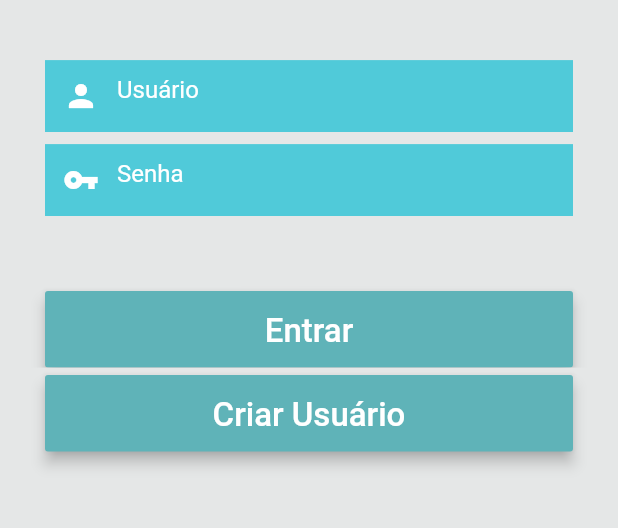
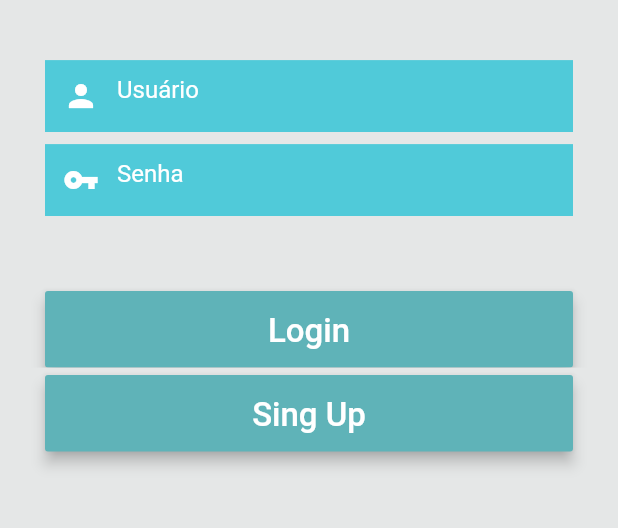
Before and after one commit to lucasmatoscc/price_capture, a Flutter app: the screen it shows after launch, on a phone screen of 412 x 824 dp, the part 356-884 px from its top. Run offline on Flutter 3.47's test engine with Material 2 defaults, Android fonts, the phone set to English and light mode, and no system bars; our stand-ins replace firebase_auth, firebase_database, qr_flutter, shared_preferences; missing offline and left inert: barcode_scan, util_data_table_package; accounts and stored records are empty.

Commit message:
alterando desc

```diff
--- a/lib/telaLogin.dart
+++ b/lib/telaLogin.dart
@@ -94,7 +94,7 @@ class _TelaLoginState extends State<TelaLogin> {
               crossAxisAlignment: CrossAxisAlignment.center,
               mainAxisAlignment: MainAxisAlignment.start,
               children: <Widget>[ new Expanded(child: new RaisedButton(
-                child: const Text('Entrar', textAlign: TextAlign.center,
+                child: const Text('Login', textAlign: TextAlign.center,
                     style: TextStyle(
                       color: Colors.white, height: 1.4, fontSize: 22,)),
                 color: ButtonInicio,
@@ -113,7 +113,7 @@ class _TelaLoginState extends State<TelaLogin> {
               crossAxisAlignment: CrossAxisAlignment.center,
               mainAxisAlignment: MainAxisAlignment.start,
               children: <Widget>[ new Expanded(child: new RaisedButton(
-                child: const Text('Criar Usuário', textAlign: TextAlign.center,
+                child: const Text('Sing Up', textAlign: TextAlign.center,
                     style: TextStyle(
                       color: Colors.white, height: 1.4, fontSize: 22,)),
                 color: ButtonInicio,
```
